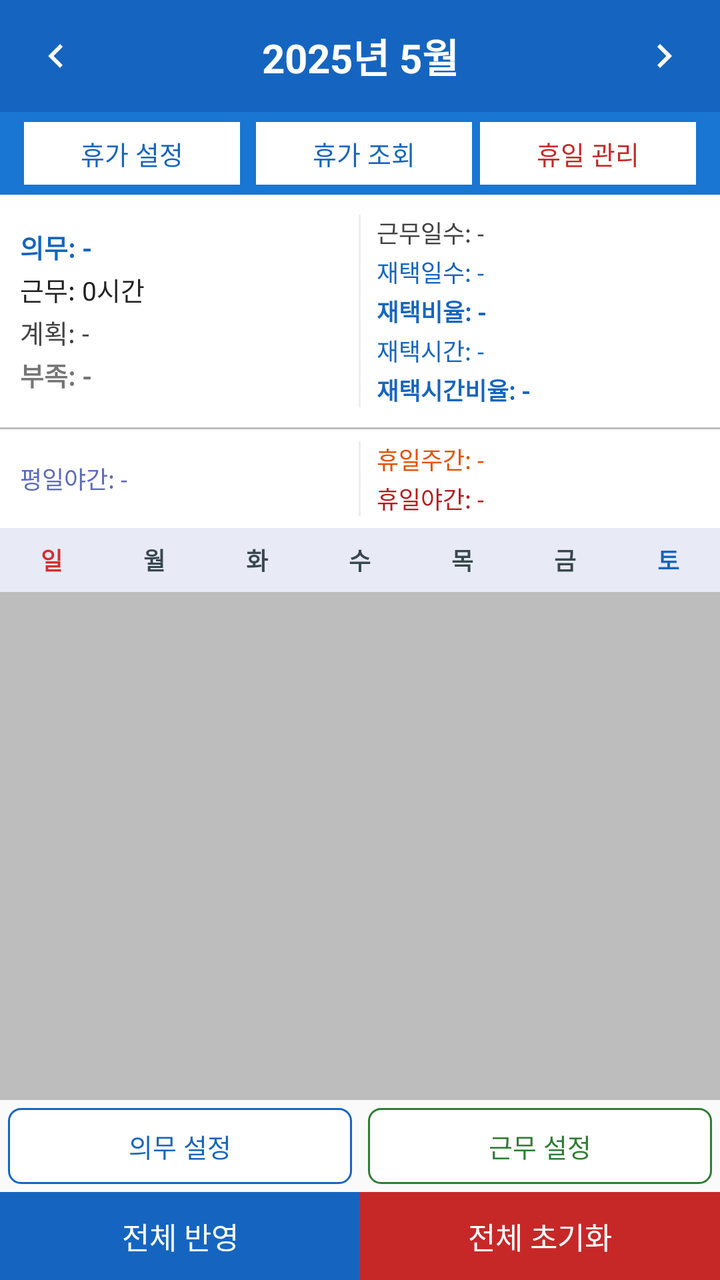
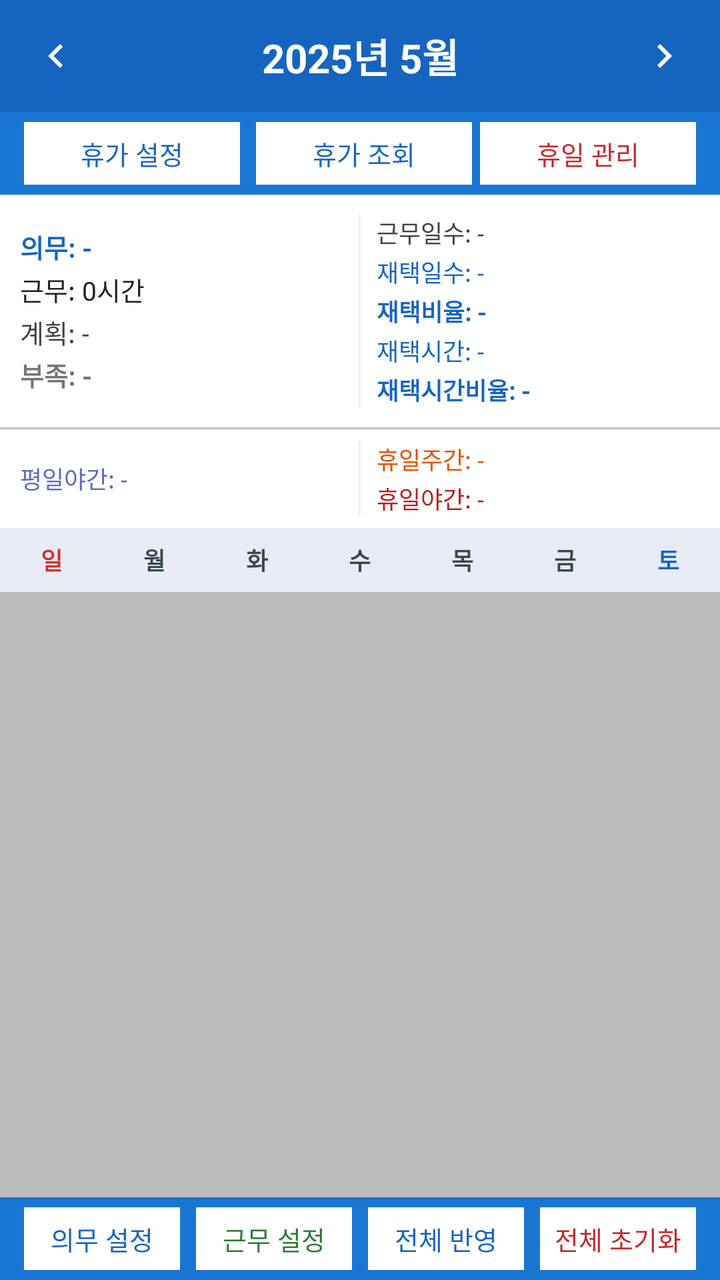

The first picture is an Android layout as it rendered before a commit; the second is the same layout after the commit. The layout source and the unified diff follow.
<!-- AndroidManifest.xml: application theme AppTheme -->
<!-- res/layout/activity_main.xml -->
<?xml version="1.0" encoding="utf-8"?>
<LinearLayout xmlns:android="http://schemas.android.com/apk/res/android"
    android:id="@+id/root_main"
    android:layout_width="match_parent"
    android:layout_height="match_parent"
    android:orientation="vertical"
    android:background="#F5F5F5">

    
    <LinearLayout
        android:layout_width="match_parent"
        android:layout_height="56dp"
        android:orientation="horizontal"
        android:gravity="center_vertical"
        android:background="#1565C0"
        android:padding="4dp">

        <ImageButton
            android:id="@+id/btn_prev_month"
            android:layout_width="48dp"
            android:layout_height="48dp"
            android:src="@drawable/ic_arrow_left"
            android:background="?attr/selectableItemBackgroundBorderless"
            android:contentDescription="이전 달" />

        <TextView
            android:id="@+id/tv_month_year"
            android:layout_width="0dp"
            android:layout_height="wrap_content"
            android:layout_weight="1"
            android:gravity="center"
            android:textSize="20sp"
            android:textColor="#FFFFFF"
            android:textStyle="bold"
            android:text="2025년 5월" />

        <ImageButton
            android:id="@+id/btn_next_month"
            android:layout_width="48dp"
            android:layout_height="48dp"
            android:src="@drawable/ic_arrow_right"
            android:background="?attr/selectableItemBackgroundBorderless"
            android:contentDescription="다음 달" />
    </LinearLayout>

    
    <LinearLayout
        android:layout_width="match_parent"
        android:layout_height="wrap_content"
        android:orientation="horizontal"
        android:background="#1976D2"
        android:paddingLeft="12dp"
        android:paddingRight="12dp"
        android:paddingTop="5dp"
        android:paddingBottom="5dp"
        android:gravity="center_vertical">

        <TextView
            android:id="@+id/btn_vacation_settings"
            android:layout_width="0dp"
            android:layout_height="wrap_content"
            android:layout_weight="1"
            android:text="휴가 설정"
            android:textColor="#1565C0"
            android:textSize="13sp"
            android:gravity="center"
            android:paddingTop="6dp"
            android:paddingBottom="6dp"
            android:background="#FFFFFF"
            android:clickable="true"
            android:focusable="true"
            android:layout_marginEnd="4dp" />

        <TextView
            android:id="@+id/btn_vacation_query"
            android:layout_width="0dp"
            android:layout_height="wrap_content"
            android:layout_weight="1"
            android:text="휴가 조회"
            android:textColor="#1565C0"
            android:textSize="13sp"
            android:gravity="center"
            android:paddingTop="6dp"
            android:paddingBottom="6dp"
            android:background="#FFFFFF"
            android:clickable="true"
            android:focusable="true"
            android:layout_marginStart="4dp"
            android:layout_marginEnd="4dp" />

        <TextView
            android:id="@+id/btn_holiday_manager"
            android:layout_width="0dp"
            android:layout_height="wrap_content"
            android:layout_weight="1"
            android:text="휴일 관리"
            android:textColor="#C62828"
            android:textSize="13sp"
            android:gravity="center"
            android:paddingTop="6dp"
            android:paddingBottom="6dp"
            android:background="#FFFFFF"
            android:clickable="true"
            android:focusable="true" />
    </LinearLayout>

    
    <LinearLayout
        android:layout_width="match_parent"
        android:layout_height="wrap_content"
        android:orientation="vertical"
        android:background="#FFFFFF">

        
        <LinearLayout
            android:layout_width="match_parent"
            android:layout_height="wrap_content"
            android:orientation="horizontal"
            android:padding="10dp"
            android:gravity="center_vertical">

            
            <LinearLayout
                android:layout_width="0dp"
                android:layout_height="wrap_content"
                android:layout_weight="1"
                android:orientation="vertical">

                <TextView
                    android:id="@+id/tv_duty"
                    android:layout_width="wrap_content"
                    android:layout_height="wrap_content"
                    android:textSize="13sp"
                    android:textColor="#1565C0"
                    android:textStyle="bold"
                    android:text="의무: -" />

                <TextView
                    android:id="@+id/tv_work"
                    android:layout_width="wrap_content"
                    android:layout_height="wrap_content"
                    android:textSize="13sp"
                    android:textColor="#212121"
                    android:layout_marginTop="2dp"
                    android:text="근무: 0시간" />

                <TextView
                    android:id="@+id/tv_plan"
                    android:layout_width="wrap_content"
                    android:layout_height="wrap_content"
                    android:textSize="13sp"
                    android:textColor="#424242"
                    android:layout_marginTop="2dp"
                    android:text="계획: -" />

                <TextView
                    android:id="@+id/tv_shortage"
                    android:layout_width="wrap_content"
                    android:layout_height="wrap_content"
                    android:textSize="13sp"
                    android:textStyle="bold"
                    android:layout_marginTop="2dp"
                    android:text="부족: -" />
            </LinearLayout>

            
            <View
                android:layout_width="1dp"
                android:layout_height="match_parent"
                android:background="#EEEEEE"
                android:layout_marginStart="8dp"
                android:layout_marginEnd="8dp" />

            
            <LinearLayout
                android:layout_width="0dp"
                android:layout_height="wrap_content"
                android:layout_weight="1"
                android:orientation="vertical">

                <TextView
                    android:id="@+id/tv_work_days"
                    android:layout_width="wrap_content"
                    android:layout_height="wrap_content"
                    android:textSize="12sp"
                    android:textColor="#424242"
                    android:text="근무일수: -" />

                <TextView
                    android:id="@+id/tv_remote_days"
                    android:layout_width="wrap_content"
                    android:layout_height="wrap_content"
                    android:textSize="12sp"
                    android:textColor="#1565C0"
                    android:layout_marginTop="2dp"
                    android:text="재택일수: -" />

                <TextView
                    android:id="@+id/tv_remote_ratio"
                    android:layout_width="wrap_content"
                    android:layout_height="wrap_content"
                    android:textSize="12sp"
                    android:textColor="#1565C0"
                    android:textStyle="bold"
                    android:layout_marginTop="2dp"
                    android:text="재택비율: -" />

                <TextView
                    android:id="@+id/tv_remote_hours"
                    android:layout_width="wrap_content"
                    android:layout_height="wrap_content"
                    android:textSize="12sp"
                    android:textColor="#1565C0"
                    android:layout_marginTop="2dp"
                    android:text="재택시간: -" />

                <TextView
                    android:id="@+id/tv_remote_time_ratio"
                    android:layout_width="wrap_content"
                    android:layout_height="wrap_content"
                    android:textSize="12sp"
                    android:textColor="#1565C0"
                    android:textStyle="bold"
                    android:layout_marginTop="2dp"
                    android:text="재택시간비율: -" />
            </LinearLayout>
        </LinearLayout>

        
        <View
            android:layout_width="match_parent"
            android:layout_height="1dp"
            android:background="#BDBDBD" />

        
        <LinearLayout
            android:layout_width="match_parent"
            android:layout_height="wrap_content"
            android:orientation="horizontal"
            android:paddingStart="10dp"
            android:paddingEnd="10dp"
            android:paddingTop="6dp"
            android:paddingBottom="6dp"
            android:gravity="center_vertical">

            <LinearLayout
                android:layout_width="0dp"
                android:layout_height="wrap_content"
                android:layout_weight="1"
                android:orientation="vertical">

                <TextView
                    android:id="@+id/tv_weekday_night"
                    android:layout_width="wrap_content"
                    android:layout_height="wrap_content"
                    android:textSize="12sp"
                    android:textColor="#5C6BC0"
                    android:text="평일야간: -" />
            </LinearLayout>

            
            <View
                android:layout_width="1dp"
                android:layout_height="match_parent"
                android:background="#EEEEEE"
                android:layout_marginStart="8dp"
                android:layout_marginEnd="8dp" />

            <LinearLayout
                android:layout_width="0dp"
                android:layout_height="wrap_content"
                android:layout_weight="1"
                android:orientation="vertical">

                <TextView
                    android:id="@+id/tv_holiday_day"
                    android:layout_width="wrap_content"
                    android:layout_height="wrap_content"
                    android:textSize="12sp"
                    android:textColor="#E65100"
                    android:text="휴일주간: -" />

                <TextView
                    android:id="@+id/tv_holiday_night"
                    android:layout_width="wrap_content"
                    android:layout_height="wrap_content"
                    android:textSize="12sp"
                    android:textColor="#B71C1C"
                    android:layout_marginTop="2dp"
                    android:text="휴일야간: -" />
            </LinearLayout>
        </LinearLayout>
    </LinearLayout>

    
    <LinearLayout
        android:layout_width="match_parent"
        android:layout_height="32dp"
        android:orientation="horizontal"
        android:background="#E8EAF6">

        <TextView android:layout_width="0dp" android:layout_height="match_parent"
            android:layout_weight="1" android:gravity="center"
            android:text="일" android:textColor="#D32F2F" android:textStyle="bold" android:textSize="12sp"/>
        <TextView android:layout_width="0dp" android:layout_height="match_parent"
            android:layout_weight="1" android:gravity="center"
            android:text="월" android:textColor="#37474F" android:textStyle="bold" android:textSize="12sp"/>
        <TextView android:layout_width="0dp" android:layout_height="match_parent"
            android:layout_weight="1" android:gravity="center"
            android:text="화" android:textColor="#37474F" android:textStyle="bold" android:textSize="12sp"/>
        <TextView android:layout_width="0dp" android:layout_height="match_parent"
            android:layout_weight="1" android:gravity="center"
            android:text="수" android:textColor="#37474F" android:textStyle="bold" android:textSize="12sp"/>
        <TextView android:layout_width="0dp" android:layout_height="match_parent"
            android:layout_weight="1" android:gravity="center"
            android:text="목" android:textColor="#37474F" android:textStyle="bold" android:textSize="12sp"/>
        <TextView android:layout_width="0dp" android:layout_height="match_parent"
            android:layout_weight="1" android:gravity="center"
            android:text="금" android:textColor="#37474F" android:textStyle="bold" android:textSize="12sp"/>
        <TextView android:layout_width="0dp" android:layout_height="match_parent"
            android:layout_weight="1" android:gravity="center"
            android:text="토" android:textColor="#1565C0" android:textStyle="bold" android:textSize="12sp"/>
    </LinearLayout>

    
    <GridView
        android:id="@+id/grid_calendar"
        android:layout_width="match_parent"
        android:layout_height="0dp"
        android:layout_weight="1"
        android:numColumns="7"
        android:stretchMode="columnWidth"
        android:horizontalSpacing="1dp"
        android:verticalSpacing="1dp"
        android:background="#BDBDBD"
        android:padding="1dp"
        android:overScrollMode="never" />

    
    <LinearLayout
        android:layout_width="match_parent"
        android:layout_height="wrap_content"
        android:orientation="horizontal"
        android:background="#FAFAFA">

        <TextView
            android:id="@+id/btn_set_target"
            android:layout_width="0dp"
            android:layout_height="38dp"
            android:layout_weight="1"
            android:gravity="center"
            android:text="의무 설정"
            android:textColor="#1565C0"
            android:textSize="13sp"
            android:background="@drawable/bg_outlined_button"
            android:clickable="true"
            android:focusable="true"
            android:layout_margin="4dp" />

        <TextView
            android:id="@+id/btn_work_settings"
            android:layout_width="0dp"
            android:layout_height="38dp"
            android:layout_weight="1"
            android:gravity="center"
            android:text="근무 설정"
            android:textColor="#2E7D32"
            android:textSize="13sp"
            android:background="@drawable/bg_work_settings_button"
            android:clickable="true"
            android:focusable="true"
            android:layout_margin="4dp" />
    </LinearLayout>

    
    <LinearLayout
        android:layout_width="match_parent"
        android:layout_height="44dp"
        android:orientation="horizontal">

        <TextView
            android:id="@+id/btn_bulk_apply"
            android:layout_width="0dp"
            android:layout_height="match_parent"
            android:layout_weight="1"
            android:gravity="center"
            android:text="전체 반영"
            android:textSize="15sp"
            android:textColor="#FFFFFF"
            android:background="#1565C0"
            android:clickable="true"
            android:focusable="true" />

        <TextView
            android:id="@+id/btn_reset"
            android:layout_width="0dp"
            android:layout_height="match_parent"
            android:layout_weight="1"
            android:gravity="center"
            android:text="전체 초기화"
            android:textSize="15sp"
            android:textColor="#FFFFFF"
            android:background="#C62828"
            android:clickable="true"
            android:focusable="true" />
    </LinearLayout>

</LinearLayout>
<!-- resources referenced by this layout -->
<resources>
  <!-- drawable bg_outlined_button (drawable) -->
  <?xml version="1.0" encoding="utf-8"?>
  <shape xmlns:android="http://schemas.android.com/apk/res/android"
      android:shape="rectangle">
      <solid android:color="#FFFFFF" />
      <stroke android:width="1dp" android:color="#1565C0" />
      <corners android:radius="6dp" />
  </shape>
  <!-- drawable bg_work_settings_button (drawable) -->
  <?xml version="1.0" encoding="utf-8"?>
  <shape xmlns:android="http://schemas.android.com/apk/res/android"
      android:shape="rectangle">
      <solid android:color="#FFFFFF" />
      <stroke android:width="1dp" android:color="#2E7D32" />
      <corners android:radius="6dp" />
  </shape>
  <!-- drawable ic_arrow_left (drawable) -->
  <?xml version="1.0" encoding="utf-8"?>
  <vector xmlns:android="http://schemas.android.com/apk/res/android"
      android:width="24dp"
      android:height="24dp"
      android:viewportWidth="24"
      android:viewportHeight="24">
      <path
          android:fillColor="#FFFFFF"
          android:pathData="M15.41,16.59L10.83,12l4.58,-4.59L14,6l-6,6 6,6 1.41,-1.41z" />
  </vector>
  <!-- drawable ic_arrow_right (drawable) -->
  <?xml version="1.0" encoding="utf-8"?>
  <vector xmlns:android="http://schemas.android.com/apk/res/android"
      android:width="24dp"
      android:height="24dp"
      android:viewportWidth="24"
      android:viewportHeight="24">
      <path
          android:fillColor="#FFFFFF"
          android:pathData="M8.59,16.59L13.17,12 8.59,7.41 10,6l6,6 -6,6 -1.41,-1.41z" />
  </vector>
  <style name="AppTheme" parent="Theme.AppCompat.Light.NoActionBar">
          <item name="colorPrimary">@color/colorPrimary</item>
          <item name="colorPrimaryDark">@color/colorPrimaryDark</item>
          <item name="colorAccent">@color/colorAccent</item>
      </style>
  <color name="colorPrimary">#1565C0</color>
  <color name="colorPrimaryDark">#0D47A1</color>
  <color name="colorAccent">#E65100</color>
</resources>

<!-- the commit's change to res/layout/activity_main.xml (unified diff, before → after) -->
@@ -341,68 +341,78 @@
         android:layout_width="match_parent"
         android:layout_height="wrap_content"
         android:orientation="horizontal"
-        android:background="#FAFAFA">
+        android:background="#1976D2"
+        android:paddingLeft="12dp"
+        android:paddingRight="12dp"
+        android:paddingTop="5dp"
+        android:paddingBottom="5dp"
+        android:gravity="center_vertical">
 
         <TextView
             android:id="@+id/btn_set_target"
             android:layout_width="0dp"
-            android:layout_height="38dp"
+            android:layout_height="wrap_content"
             android:layout_weight="1"
             android:gravity="center"
             android:text="의무 설정"
             android:textColor="#1565C0"
             android:textSize="13sp"
-            android:background="@drawable/bg_outlined_button"
-            android:clickable="true"
-            android:focusable="true"
-            android:layout_margin="4dp" />
+            android:paddingTop="6dp"
+            android:paddingBottom="6dp"
+            android:background="#FFFFFF"
+            android:clickable="true"
+            android:focusable="true"
+            android:layout_marginEnd="4dp" />
 
         <TextView
             android:id="@+id/btn_work_settings"
             android:layout_width="0dp"
-            android:layout_height="38dp"
+            android:layout_height="wrap_content"
             android:layout_weight="1"
             android:gravity="center"
             android:text="근무 설정"
             android:textColor="#2E7D32"
             android:textSize="13sp"
-            android:background="@drawable/bg_work_settings_button"
-            android:clickable="true"
-            android:focusable="true"
-            android:layout_margin="4dp" />
+            android:paddingTop="6dp"
+            android:paddingBottom="6dp"
+            android:background="#FFFFFF"
+            android:clickable="true"
+            android:focusable="true"
+            android:layout_marginStart="4dp"
+            android:layout_marginEnd="4dp" />
+
+        <TextView
+            android:id="@+id/btn_bulk_apply"
+            android:layout_width="0dp"
+            android:layout_height="wrap_content"
+            android:layout_weight="1"
+            android:gravity="center"
+            android:text="전체 반영"
+            android:textColor="#1565C0"
+            android:textSize="13sp"
+            android:paddingTop="6dp"
+            android:paddingBottom="6dp"
+            android:background="#FFFFFF"
+            android:clickable="true"
+            android:focusable="true"
+            android:layout_marginStart="4dp"
+            android:layout_marginEnd="4dp" />
+
+        <TextView
+            android:id="@+id/btn_reset"
+            android:layout_width="0dp"
+            android:layout_height="wrap_content"
+            android:layout_weight="1"
+            android:gravity="center"
+            android:text="전체 초기화"
+            android:textColor="#C62828"
+            android:textSize="13sp"
+            android:paddingTop="6dp"
+            android:paddingBottom="6dp"
+            android:background="#FFFFFF"
+            android:clickable="true"
+            android:focusable="true"
+            android:layout_marginStart="4dp" />
     </LinearLayout>
 
-    
-    <LinearLayout
-        android:layout_width="match_parent"
-        android:layout_height="44dp"
-        android:orientation="horizontal">
-
-        <TextView
-            android:id="@+id/btn_bulk_apply"
-            android:layout_width="0dp"
-            android:layout_height="match_parent"
-            android:layout_weight="1"
-            android:gravity="center"
-            android:text="전체 반영"
-            android:textSize="15sp"
-            android:textColor="#FFFFFF"
-            android:background="#1565C0"
-            android:clickable="true"
-            android:focusable="true" />
-
-        <TextView
-            android:id="@+id/btn_reset"
-            android:layout_width="0dp"
-            android:layout_height="match_parent"
-            android:layout_weight="1"
-            android:gravity="center"
-            android:text="전체 초기화"
-            android:textSize="15sp"
-            android:textColor="#FFFFFF"
-            android:background="#C62828"
-            android:clickable="true"
-            android:focusable="true" />
-    </LinearLayout>
-
 </LinearLayout>
<!-- resource entries referenced after the edit -->
@@ -1,21 +1,5 @@
 <!-- resources referenced by this layout -->
 <resources>
-  <!-- drawable bg_outlined_button (drawable) -->
-  <?xml version="1.0" encoding="utf-8"?>
-  <shape xmlns:android="http://schemas.android.com/apk/res/android"
-      android:shape="rectangle">
-      <solid android:color="#FFFFFF" />
-      <stroke android:width="1dp" android:color="#1565C0" />
-      <corners android:radius="6dp" />
-  </shape>
-  <!-- drawable bg_work_settings_button (drawable) -->
-  <?xml version="1.0" encoding="utf-8"?>
-  <shape xmlns:android="http://schemas.android.com/apk/res/android"
-      android:shape="rectangle">
-      <solid android:color="#FFFFFF" />
-      <stroke android:width="1dp" android:color="#2E7D32" />
-      <corners android:radius="6dp" />
-  </shape>
   <!-- drawable ic_arrow_left (drawable) -->
   <?xml version="1.0" encoding="utf-8"?>
   <vector xmlns:android="http://schemas.android.com/apk/res/android"
